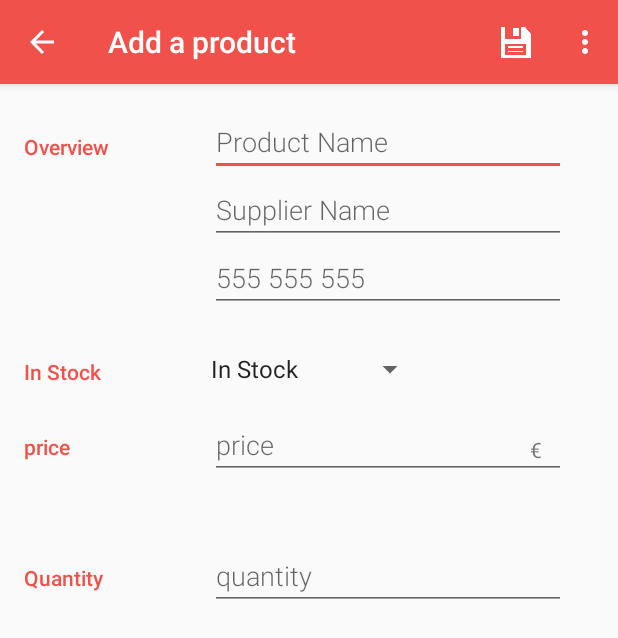
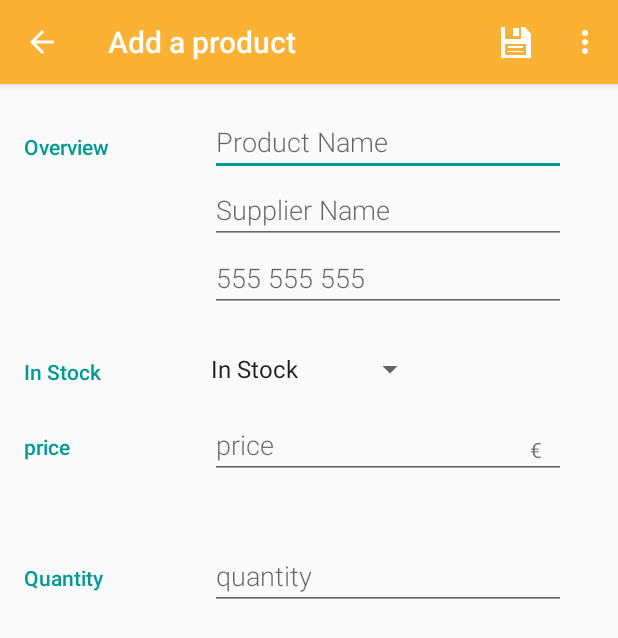
Before and after one commit to carquet/android_project8-9, an Android app: the EditActivity screen opened directly, with no data from a screen before it, on a phone screen of 412 x 824 dp. Shown: the top 638 px of the screen. Run offline under Robolectric (Android 15) with nearby library versions, the phone set to English and light mode, and no system bars.

Commit message:
last commit before merge master

```diff
--- a/app/src/main/java/com/example/android/inventoryapp/BookCursorAdapter.java
+++ b/app/src/main/java/com/example/android/inventoryapp/BookCursorAdapter.java
@@ -49,9 +49,7 @@ public class BookCursorAdapter extends CursorAdapter {
         float productPriceFloat = cursor.getFloat(cursor.getColumnIndexOrThrow("price"));
         int stock = cursor.getInt(cursor.getColumnIndexOrThrow("in_stock"));
         int quantity = cursor.getInt(cursor.getColumnIndexOrThrow("quantity"));
-
         String supplierName = cursor.getString(cursor.getColumnIndexOrThrow("supplier_name"));
-
         String supplierPhoneNumber = cursor.getString(cursor.getColumnIndexOrThrow("supplier_phone_number"));
 
 
--- a/app/src/main/res/values/colors.xml
+++ b/app/src/main/res/values/colors.xml
@@ -1,19 +1,19 @@
 <?xml version="1.0" encoding="utf-8"?>
 <resources>
     <!-- The app branding color for the app bar -->
-    <color name="colorPrimary">#F0514B</color>
+    <color name="colorPrimary">#FAB134</color>
 
     <!-- Darker variant for the status bar and contextual app bars -->
-    <color name="colorPrimaryDark">#C0403C</color>
+    <color name="colorPrimaryDark">#dc8800</color>
 
     <!-- Accent color for UI controls like checkboxes and text fields -->
-    <color name="colorAccent">#F0514B</color>
+    <color name="colorAccent">#009a95</color>
 
     <!-- Primary color for the editor -->
     <color name="editorColorPrimary">#2D3640</color>
 
     <!-- Primary dark color for the editor -->
-    <color name="editorColorPrimaryDark">#394450</color>
+    <color name="editorColorPrimaryDark">#009a95</color>
     <color name="not_in_stock">#ff3135</color>
     <color name="in_stock">#00e24a</color>
 </resources>
```
Also changed, not shown: app/src/main/res/layout/list_item.xml (+14 -7 lines).
